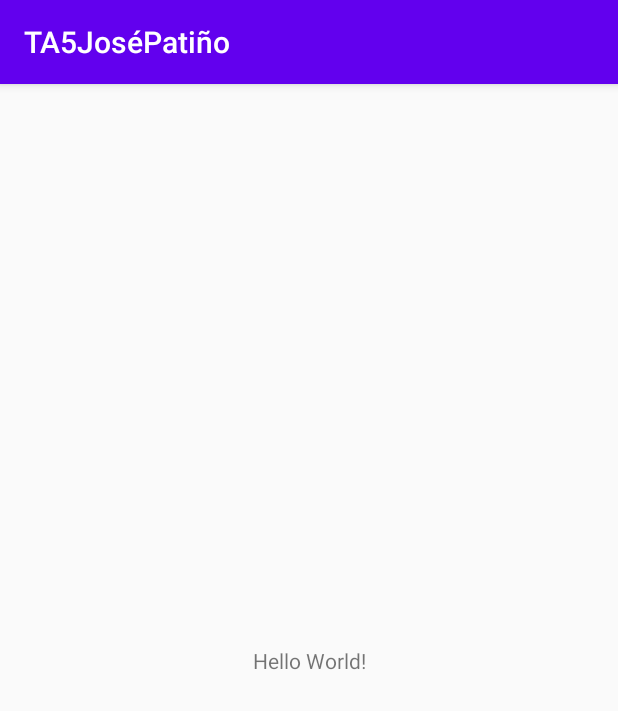
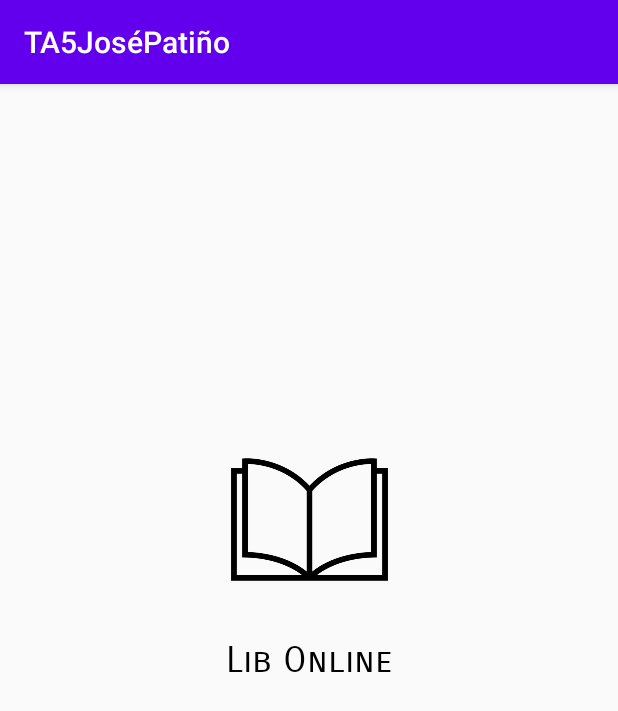
Before and after one commit to jjpatino-byte/PST_TA5_G4, an Android app: the screen it shows after launch (MainActivity), on a phone screen of 412 x 824 dp. Shown: the top 711 px of the screen. Run offline under Robolectric (Android 15) with nearby library versions, the phone set to English and light mode, and no system bars.

Commit message:
Primera ilustracion de la app
Diseno basico de splash art con el logo de la empresa

```diff
--- a/app/src/main/res/layout/activity_main.xml
+++ b/app/src/main/res/layout/activity_main.xml
@@ -7,12 +7,30 @@
     tools:context=".MainActivity">
 
     <TextView
+        android:id="@+id/textView2"
         android:layout_width="wrap_content"
         android:layout_height="wrap_content"
-        android:text="Hello World!"
+        android:fontFamily="sans-serif-smallcaps"
+        android:text="@string/lib_online"
+        android:textColor="#000000"
+        android:textSize="24sp"
         app:layout_constraintBottom_toBottomOf="parent"
         app:layout_constraintLeft_toLeftOf="parent"
         app:layout_constraintRight_toRightOf="parent"
-        app:layout_constraintTop_toTopOf="parent" />
+        app:layout_constraintTop_toTopOf="parent"
+        tools:text="LIB ONLINE" />
+
+    <ImageView
+        android:id="@+id/imageView"
+        android:layout_width="162dp"
+        android:layout_height="114dp"
+        android:layout_marginTop="208dp"
+        app:layout_constraintBottom_toTopOf="@+id/textView2"
+        app:layout_constraintEnd_toEndOf="parent"
+        app:layout_constraintStart_toStartOf="parent"
+        app:layout_constraintTop_toTopOf="parent"
+        app:layout_constraintVertical_bias="0.529"
+        app:srcCompat="@drawable/c8ebb9947fe4f57d2bf706184c620895_abrir_icono_de_libro_de_texto_by_vexels"
+        android:contentDescription="@string/todo" />
 
 </androidx.constraintlayout.widget.ConstraintLayout>
--- a/app/src/main/res/values/strings.xml
+++ b/app/src/main/res/values/strings.xml
@@ -1,3 +1,5 @@
 <resources>
     <string name="app_name">TA5JoséPatiño</string>
+    <string name="lib_online">Lib Online</string>
+    <string name="todo">TODO</string>
 </resources>
```
Also changed, not shown: app/src/main/res/drawable/c8ebb9947fe4f57d2bf706184c620895_abrir_icono_de_libro_de_texto_by_vexels.png (added), 1 other file.
